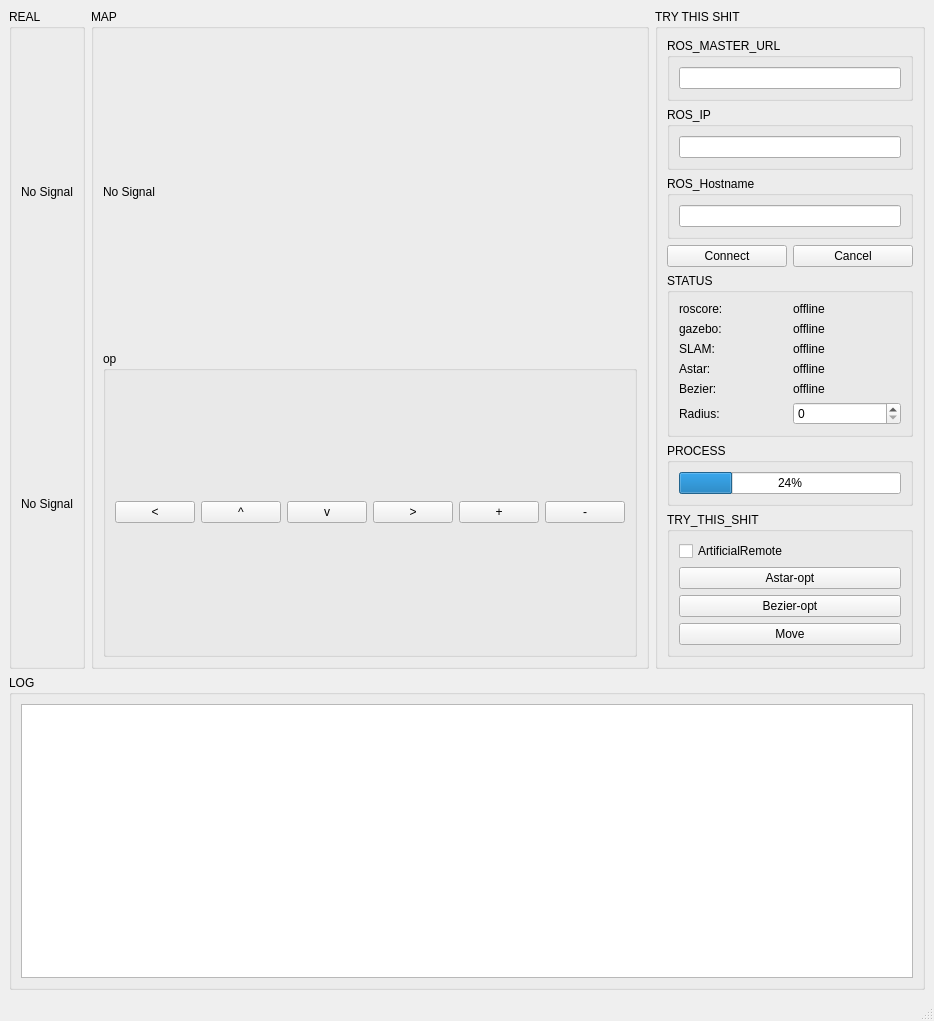
The window that src/my_gui/scripts/designer/untitled.ui (causehhc/mecanum_agv) describes before a commit, drawn with Qt 5.
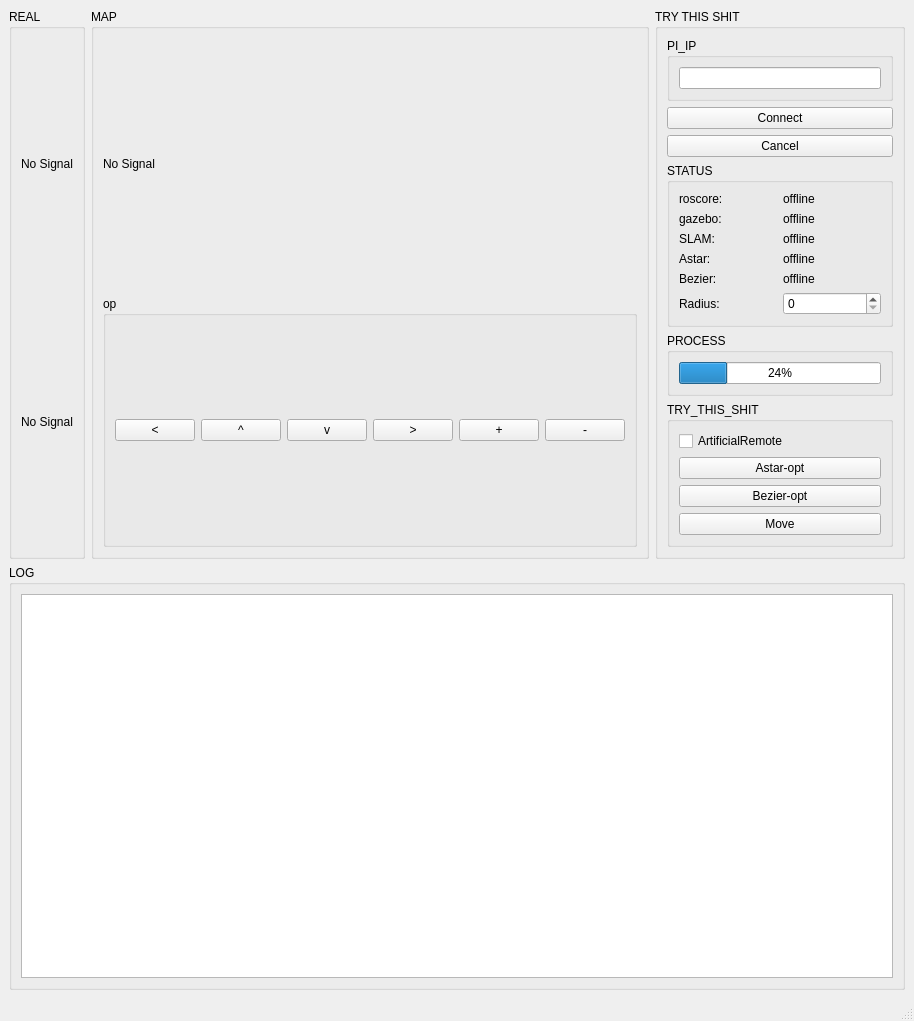
The same window after the commit.

What changed in the file:
```diff
--- a/src/my_gui/scripts/designer/untitled.ui
+++ b/src/my_gui/scripts/designer/untitled.ui
@@ -6,7 +6,7 @@
    <rect>
     <x>0</x>
     <y>0</y>
-    <width>934</width>
+    <width>914</width>
     <height>1021</height>
    </rect>
   </property>
@@ -116,7 +116,7 @@
          <item>
           <widget class="QGroupBox" name="groupBox_10">
            <property name="title">
-            <string>ROS_MASTER_URL</string>
+            <string>PI_IP</string>
            </property>
            <layout class="QVBoxLayout" name="verticalLayout_6">
             <item>
@@ -126,31 +126,7 @@
           </widget>
          </item>
          <item>
-          <widget class="QGroupBox" name="groupBox_11">
-           <property name="title">
-            <string>ROS_IP</string>
-           </property>
-           <layout class="QVBoxLayout" name="verticalLayout_9">
-            <item>
-             <widget class="QLineEdit" name="lineEdit_rosip"/>
-            </item>
-           </layout>
-          </widget>
-         </item>
-         <item>
-          <widget class="QGroupBox" name="groupBox_12">
-           <property name="title">
-            <string>ROS_Hostname</string>
-           </property>
-           <layout class="QVBoxLayout" name="verticalLayout_10">
-            <item>
-             <widget class="QLineEdit" name="lineEdit_roshostname"/>
-            </item>
-           </layout>
-          </widget>
-         </item>
-         <item>
-          <layout class="QHBoxLayout" name="horizontalLayout_5">
+          <layout class="QVBoxLayout" name="verticalLayout_9">
            <item>
             <widget class="QPushButton" name="pushButton_connect">
              <property name="text">
```
Left out of the diff: 4 changed lines with no effect on the pictures.
